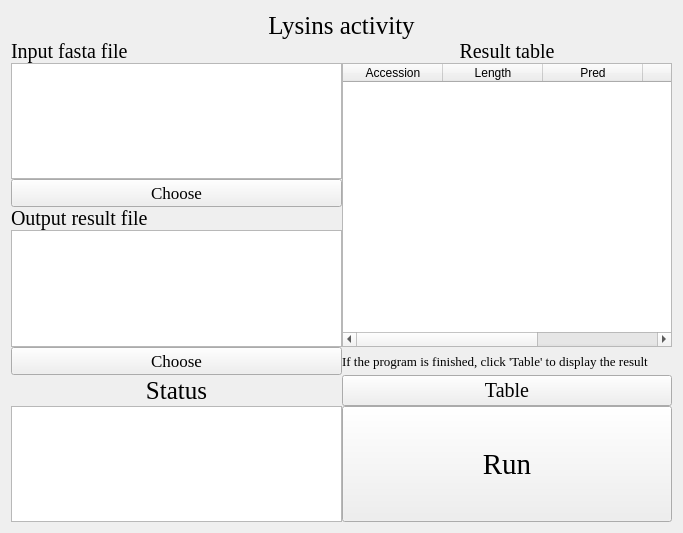
The window that UI/Lysins.ui (hzaurzli/MicroWorldOmics) describes before a commit, drawn with Qt 5.
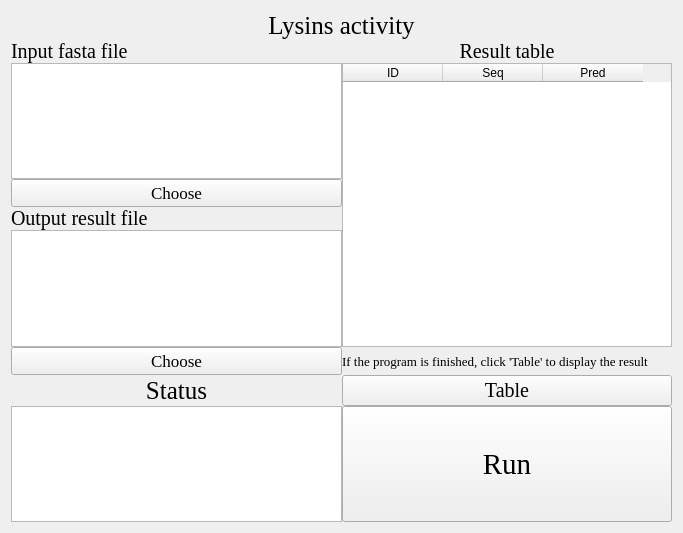
The same window after the commit. Icons and pictures are not drawn.

What changed in the file:
```diff
--- a/UI/Lysins.ui
+++ b/UI/Lysins.ui
@@ -156,12 +156,12 @@
        </property>
        <column>
         <property name="text">
-         <string>Accession</string>
+         <string>ID</string>
         </property>
        </column>
        <column>
         <property name="text">
-         <string>Length</string>
+         <string>Seq</string>
         </property>
        </column>
        <column>
@@ -169,16 +169,6 @@
          <string>Pred</string>
         </property>
        </column>
-       <column>
-        <property name="text">
-         <string>Score</string>
-        </property>
-       </column>
-       <column>
-        <property name="text">
-         <string>Type</string>
-        </property>
-       </column>
       </widget>
      </item>
      <item row="6" column="1">
```
